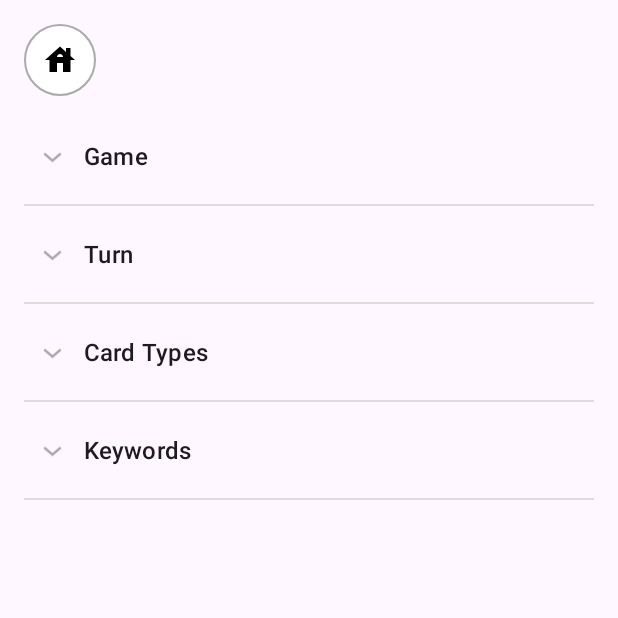
After one commit to ThorriThorskur/LootApp, an Android app: the RuleBookActivity screen opened directly, with no data from a screen before it, on a phone screen of 412 x 824 dp, the top half of it. The commit adds this screen. Run offline under Robolectric (Android 15) with nearby library versions, the phone set to English and light mode, and no system bars.

Commit message:
RuleBook

```diff
--- a/app/src/main/AndroidManifest.xml
+++ b/app/src/main/AndroidManifest.xml
@@ -55,6 +55,10 @@
             android:name=".WishlistActivity"
             android:exported="true" />
 
+        <activity
+            android:name=".RuleBookActivity"
+            android:exported="true" />
+
 
         <activity
             android:name=".LoginActivity"
--- a/app/src/main/java/is/hbv501g/lootapp/DashboardActivity.java
+++ b/app/src/main/java/is/hbv501g/lootapp/DashboardActivity.java
@@ -45,6 +45,7 @@ public class DashboardActivity extends AppCompatActivity {
         Button buttonScanner = findViewById(R.id.buttonScanner);
         Button buttonImport = findViewById(R.id.buttonImport);
         Button buttonWishlist = findViewById(R.id.buttonWishlist);
+        Button buttonRuleBook = findViewById(R.id.buttonExtra);
 
         imageViewFavoriteCard = findViewById(R.id.imageViewFavoriteCard);
         favoritesManager = new FavoritesManager(this);
@@ -86,6 +87,13 @@ public class DashboardActivity extends AppCompatActivity {
         buttonImport.setOnClickListener(v -> {
             Intent intent = new Intent(DashboardActivity.this, ImportActivity.class);
             startActivity(intent);
+        });
+        buttonRuleBook.setOnClickListener(new View.OnClickListener() {
+            @Override
+            public void onClick(View view) {
+                Intent intent = new Intent(DashboardActivity.this, RuleBookActivity.class);
+                startActivity(intent);
+            }
         });
     }
 
--- /dev/null
+++ b/app/src/main/java/is/hbv501g/lootapp/RuleBookActivity.java
@@ -0,0 +1,306 @@
+package is.hbv501g.lootapp;
+
+import androidx.appcompat.app.AppCompatActivity;
+
+import android.content.Intent;
+import android.os.Bundle;
+import android.widget.ExpandableListAdapter;
+import android.widget.ExpandableListView;
+import android.widget.ImageButton;
+import android.widget.SimpleExpandableListAdapter;
+
+import java.util.ArrayList;
+import java.util.HashMap;
+import java.util.List;
+import java.util.Map;
+
+public class RuleBookActivity extends AppCompatActivity {
+
+    private ExpandableListView expandableListView;
+    private List<String> ruleSections;
+    private HashMap<String, List<String>> ruleBookMap;
+
+
+
+    @Override
+    protected void onCreate(Bundle savedInstanceState) {
+        super.onCreate(savedInstanceState);
+        setContentView(R.layout.rule_book);
+
+        ImageButton buttonHome = findViewById(R.id.buttonHome);
+        buttonHome.setOnClickListener(v -> {
+            Intent intent = new Intent(RuleBookActivity.this, DashboardActivity.class);
+            startActivity(intent);
+            finish();
+        });
+
+        expandableListView = findViewById(R.id.expandableListView);
+
+        // 1) Create the top-level sections.
+        ruleSections = new ArrayList<>();
+        ruleSections.add("Game");
+        ruleSections.add("Turn");
+        ruleSections.add("Card Types");
+        ruleSections.add("Keywords");
+
+        // 2) Create the child data for each section.
+        ruleBookMap = new HashMap<>();
+
+        // --- GAME section
+        List<String> gameRules = new ArrayList<>();
+        gameRules.add("Object of the Game\n" +
+                "Each player aims to reduce their opponents from 20 life to 0, or force them to draw from an empty library, or fulfill another alternate-win condition.");
+        gameRules.add("Life Totals\n" +
+                "Players typically start at 20 life (some formats may differ). If a player’s life total reaches 0 or less, they lose the game unless another rule says otherwise.");
+        gameRules.add("Deck Sizes\n" +
+                "In most Constructed formats, a deck must have at least 60 cards. In Limited formats, a deck must have at least 40 cards. There’s no maximum deck size, but you must be able to shuffle your deck without assistance.");
+        ruleBookMap.put("Game", gameRules);
+
+        // --- TURN section
+        List<String> turnRules = new ArrayList<>();
+        turnRules.add(
+                "1. Beginning Phase\n" +
+                        "Untap step\n" +
+                        "You untap all your tapped permanents. On the first turn, you typically have no permanents, so you skip this. " +
+                        "No one can cast spells or activate abilities in this step.\n\n" +
+                        "Upkeep step\n" +
+                        "Abilities that trigger 'at the beginning of your upkeep' go on the stack. " +
+                        "Players can cast instants and activate abilities.\n\n" +
+                        "Draw step\n" +
+                        "You draw a card from your library. (The player who goes first skips this draw on their first turn.) " +
+                        "Players can then cast instants and activate abilities."
+        );
+        turnRules.add(
+                "2. Main Phase\n" +
+                        "You can cast any number of sorceries, creatures, artifacts, enchantments, planeswalkers, and activate abilities. " +
+                        "You can also play one land if you haven’t yet this turn. " +
+                        "Your opponents can only cast instants or activate abilities (unless they have something that says otherwise)."
+        );
+        turnRules.add(
+                "3. Combat Phase\n" +
+                        "Beginning of Combat Step\n" +
+                        "Players can cast instants and activate abilities. This is the last chance for an opponent to prevent creatures from attacking.\n\n" +
+                        "Declare Attackers Step\n" +
+                        "You choose which of your untapped creatures will attack and who or what they will attack. This taps them. " +
+                        "Players can then cast instants and activate abilities.\n\n" +
+                        "Declare Blockers Step\n" +
+                        "Your opponent decides which of their creatures will block your attacking creatures (if any). If multiple creatures block one attacker, " +
+                        "order them for damage assignment. Players can cast instants and activate abilities.\n\n" +
+                        "Combat Damage Step\n" +
+                        "All attacking and blocking creatures deal damage simultaneously (unless they have first strike or double strike). " +
+                        "If an attacking creature was blocked by multiple creatures, distribute its damage in the order you chose. " +
+                        "Then players may cast instants and activate abilities.\n\n" +
+                        "End of Combat Step\n" +
+                        "Players can cast instants and activate abilities after damage is dealt but before the combat phase ends."
+        );
+        turnRules.add(
+                "4. Main Phase (Second)\n" +
+                        "This phase is like your first main phase. You can cast sorceries or other spells that require a main phase and play a land if you haven’t already."
+        );
+        turnRules.add(
+                "5. Ending Phase\n" +
+                        "End Step\n" +
+                        "Abilities that trigger 'at the beginning of your end step' go on the stack. Players may cast instants and activate abilities.\n\n" +
+                        "Cleanup Step\n" +
+                        "If you have more than seven cards in hand, you discard down to seven. All damage is removed from creatures, and 'until end of turn' effects end. " +
+                        "No one can cast spells or activate abilities unless an ability triggers during this step."
+        );
+        ruleBookMap.put("Turn", turnRules);
+
+        // --- CARD TYPES section
+        List<String> cardTypes = new ArrayList<>();
+        cardTypes.add(
+                "Sorcery\n" +
+                        "A spell you can cast only during your main phase when the stack is empty. Typically more powerful or complex effects."
+        );
+        cardTypes.add(
+                "Instant\n" +
+                        "A spell you can cast any time you have priority, even during combat or on your opponent’s turn."
+        );
+        cardTypes.add(
+                "Creature\n" +
+                        "A permanent that can attack and block. Creatures have power (damage dealt) and toughness (damage required to destroy them)."
+        );
+        cardTypes.add(
+                "Artifact\n" +
+                        "A permanent representing a magical object. Usually colorless, and can have a wide range of effects."
+        );
+        cardTypes.add(
+                "Planeswalker\n" +
+                        "A powerful permanent that can activate one loyalty ability each of your turns. Opponents can attack it to reduce its loyalty."
+        );
+        ruleBookMap.put("Card Types", cardTypes);
+
+        // --- KEYWORDS section
+        List<String> keywords = new ArrayList<>();
+
+        keywords.add(
+                "Haste\n" +
+                        "A creature with haste can attack and use activated abilities with the tap symbol on the same turn it enters the battlefield.\n" +
+                        "----------------------"
+        );
+
+        keywords.add(
+                "Flying\n" +
+                        "A creature with flying can only be blocked by creatures that have flying or reach.\n" +
+                        "----------------------"
+        );
+
+        keywords.add(
+                "Deathtouch\n" +
+                        "Any amount of damage dealt by a creature with deathtouch is enough to destroy the creature it deals damage to.\n" +
+                        "----------------------"
+        );
+
+        keywords.add(
+                "Lifelink\n" +
+                        "Damage dealt by a creature or spell with lifelink also causes its controller to gain that much life.\n" +
+                        "----------------------"
+        );
+
+        keywords.add(
+                "First Strike\n" +
+                        "A creature with first strike deals combat damage before creatures without first strike.\n" +
+                        "----------------------"
+        );
+
+        keywords.add(
+                "Double Strike\n" +
+                        "A creature with double strike deals both first-strike damage and regular combat damage.\n" +
+                        "----------------------"
+        );
+
+        keywords.add(
+                "Vigilance\n" +
+                        "A creature with vigilance doesn’t tap when it attacks.\n" +
+                        "----------------------"
+        );
+
+        keywords.add(
+                "Trample\n" +
+                        "A creature with trample can deal excess combat damage to the player or planeswalker it’s attacking if its blockers have less than lethal toughness.\n" +
+                        "----------------------"
+        );
+
+        keywords.add(
+                "Menace\n" +
+                        "A creature with menace can’t be blocked except by two or more creatures.\n" +
+                        "----------------------"
+        );
+
+        keywords.add(
+                "Reach\n" +
+                        "A creature with reach can block creatures that have flying.\n" +
+                        "----------------------"
+        );
+
+        keywords.add(
+                "Hexproof\n" +
+                        "A permanent or player with hexproof can’t be the target of spells or abilities your opponents control.\n" +
+                        "----------------------"
+        );
+
+        keywords.add(
+                "Ward\n" +
+                        "Whenever a permanent with ward becomes the target of a spell or ability an opponent controls, counter it unless that opponent pays a specified cost.\n" +
+                        "----------------------"
+        );
+
+        keywords.add(
+                "Indestructible\n" +
+                        "Effects that say “destroy” don’t destroy a permanent with indestructible, and it can’t be destroyed by damage.\n" +
+                        "----------------------"
+        );
+
+        keywords.add(
+                "Flash\n" +
+                        "A spell with flash can be cast any time you could cast an instant.\n" +
+                        "----------------------"
+        );
+
+        keywords.add(
+                "Defender\n" +
+                        "A creature with defender can’t attack.\n" +
+                        "----------------------"
+        );
+
+        keywords.add(
+                "Shroud\n" +
+                        "A permanent or player with shroud can’t be the target of any spells or abilities (including yours).\n" +
+                        "----------------------"
+        );
+
+        keywords.add(
+                "Protection\n" +
+                        "A permanent with protection from [quality] can’t be blocked, targeted, dealt damage, or enchanted/equipped by anything of that quality.\n" +
+                        "----------------------"
+        );
+
+        keywords.add(
+                "Equip\n" +
+                        "“Equip [cost]” means “[Cost]: Attach this Equipment to target creature you control. Equip only as a sorcery.”\n" +
+                        "----------------------"
+        );
+
+        keywords.add(
+                "Scry\n" +
+                        "To scry N, look at the top N cards of your library, then put any number on the bottom of your library and the rest on top in any order.\n" +
+                        "----------------------"
+        );
+
+        keywords.add(
+                "Cycling\n" +
+                        "“Cycling [cost]” means “[Cost], Discard this card: Draw a card.”\n" +
+                        "----------------------"
+        );
+
+        // there are more
+
+        ruleBookMap.put("Keywords", keywords);
+
+        // 3) Create and set the adapter using SimpleExpandableListAdapter
+        ExpandableListAdapter adapter = new SimpleExpandableListAdapter(
+                this,
+                createGroupList(ruleSections),
+                android.R.layout.simple_expandable_list_item_1,  // layout for group (parent) items
+                new String[]{"RULE_HEADER"},                    // key in the group map
+                new int[]{android.R.id.text1},                  // id of the TextView to put it in
+                createChildList(ruleBookMap, ruleSections),
+                android.R.layout.simple_list_item_1,            // layout for child items
+                new String[]{"RULE_CHILD"},                     // key in the child map
+                new int[]{android.R.id.text1}                   // id of the TextView to put it in
+        );
+
+        expandableListView.setAdapter(adapter);
+    }
+
+    // Helper to build group-level data
+    private List<Map<String, String>> createGroupList(List<String> sectionTitles) {
+        List<Map<String, String>> groupList = new ArrayList<>();
+        for (String title : sectionTitles) {
+            Map<String, String> map = new HashMap<>();
+            map.put("RULE_HEADER", title);
+            groupList.add(map);
+        }
+        return groupList;
+    }
+
+    // Helper to build child-level data
+    private List<List<Map<String, String>>> createChildList(HashMap<String, List<String>> ruleMap,
+                                                            List<String> sectionTitles) {
+        List<List<Map<String, String>>> childList = new ArrayList<>();
+        for (String section : sectionTitles) {
+            List<Map<String, String>> childItems = new ArrayList<>();
+            List<String> items = ruleMap.get(section);
+            if (items != null) {
+                for (String childText : items) {
+                    Map<String, String> childMap = new HashMap<>();
+                    childMap.put("RULE_CHILD", childText);
+                    childItems.add(childMap);
+                }
+            }
+            childList.add(childItems);
+        }
+        return childList;
+    }
+}
--- a/app/src/main/res/layout/rule_book.xml
+++ b/app/src/main/res/layout/rule_book.xml
@@ -1,6 +1,33 @@
 <?xml version="1.0" encoding="utf-8"?>
-<androidx.constraintlayout.widget.ConstraintLayout xmlns:android="http://schemas.android.com/apk/res/android"
+<androidx.constraintlayout.widget.ConstraintLayout
+    xmlns:android="http://schemas.android.com/apk/res/android"
+    xmlns:app="http://schemas.android.com/apk/res-auto"
     android:layout_width="match_parent"
     android:layout_height="match_parent">
 
+    <!-- Home button pinned to top-left -->
+    <ImageButton
+        android:id="@+id/buttonHome"
+        android:layout_width="48dp"
+        android:layout_height="48dp"
+        android:layout_margin="16dp"
+        android:src="@drawable/ic_home"
+        android:contentDescription="Home"
+        android:background="@drawable/circle_background"
+        app:layout_constraintTop_toTopOf="parent"
+        app:layout_constraintStart_toStartOf="parent" />
+
+    <!-- ExpandableListView below the home button, filling the rest -->
+    <ExpandableListView
+        android:id="@+id/expandableListView"
+        android:layout_width="0dp"
+        android:layout_height="0dp"
+        app:layout_constraintTop_toBottomOf="@id/buttonHome"
+        app:layout_constraintBottom_toBottomOf="parent"
+        app:layout_constraintStart_toStartOf="parent"
+        app:layout_constraintEnd_toEndOf="parent"
+        android:layout_marginLeft="16dp"
+        android:layout_marginRight="16dp"
+        android:layout_marginTop="8dp" />
+
 </androidx.constraintlayout.widget.ConstraintLayout>
--- a/app/src/main/res/menu/menu_main.xml
+++ b/app/src/main/res/menu/menu_main.xml
@@ -1,7 +1,7 @@
 <menu xmlns:android="http://schemas.android.com/apk/res/android"
     xmlns:app="http://schemas.android.com/apk/res-auto"
     xmlns:tools="http://schemas.android.com/tools"
-    tools:context="is.hbv501g.lootapp.MainActivity">
+    tools:context="is.hbv501g.lootapp.RuleBookActivity">
     <item
         android:id="@+id/action_settings"
         android:orderInCategory="100"
```
